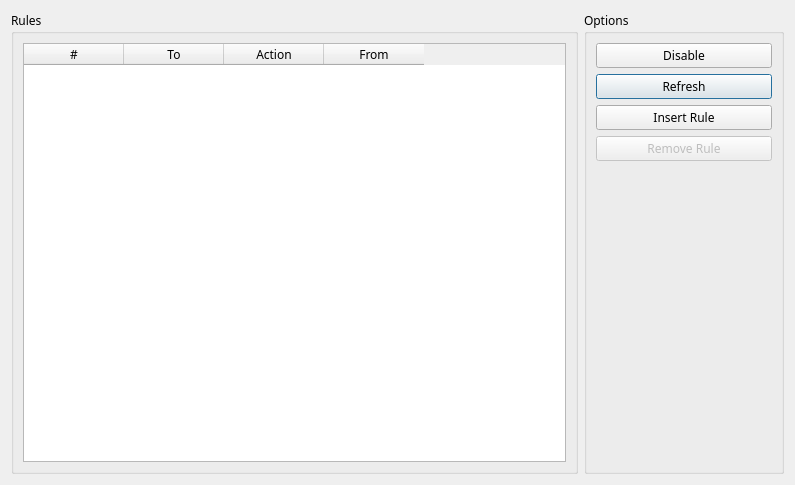
bcavlin/onering, file modules/dialogFirewall.ui: the form before one commit.
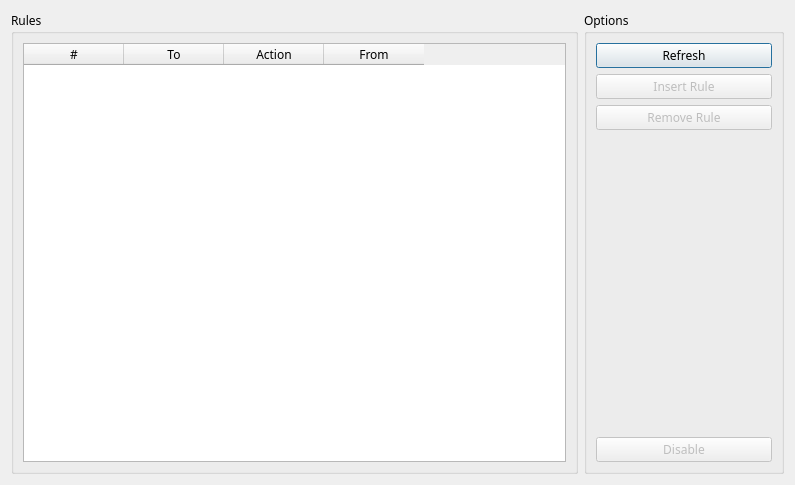
The form after the commit.

Commit message: changed commands a bit validate IP address added enable/disable firewall

The edit to the form file:
```diff
--- a/modules/dialogFirewall.ui
+++ b/modules/dialogFirewall.ui
@@ -118,13 +118,6 @@
        <layout class="QVBoxLayout" name="verticalLayout_4">
         <item>
          <layout class="QVBoxLayout" name="verticalLayout_3">
-          <item>
-           <widget class="QPushButton" name="pushButton_enabled">
-            <property name="text">
-             <string>Disable</string>
-            </property>
-           </widget>
-          </item>
           <item>
            <widget class="QPushButton" name="pushButton_refresh">
             <property name="text">
@@ -137,6 +130,9 @@
           </item>
           <item>
            <widget class="QPushButton" name="pushButton_insert">
+            <property name="enabled">
+             <bool>false</bool>
+            </property>
             <property name="text">
              <string>Insert Rule</string>
             </property>
@@ -174,6 +170,16 @@
             </property>
            </spacer>
           </item>
+          <item>
+           <widget class="QPushButton" name="pushButton_enabled">
+            <property name="enabled">
+             <bool>false</bool>
+            </property>
+            <property name="text">
+             <string>Disable</string>
+            </property>
+           </widget>
+          </item>
          </layout>
         </item>
        </layout>
```
Left out of the diff: 3 changed lines with no effect on the pictures. The commit also changes 7 other files.
